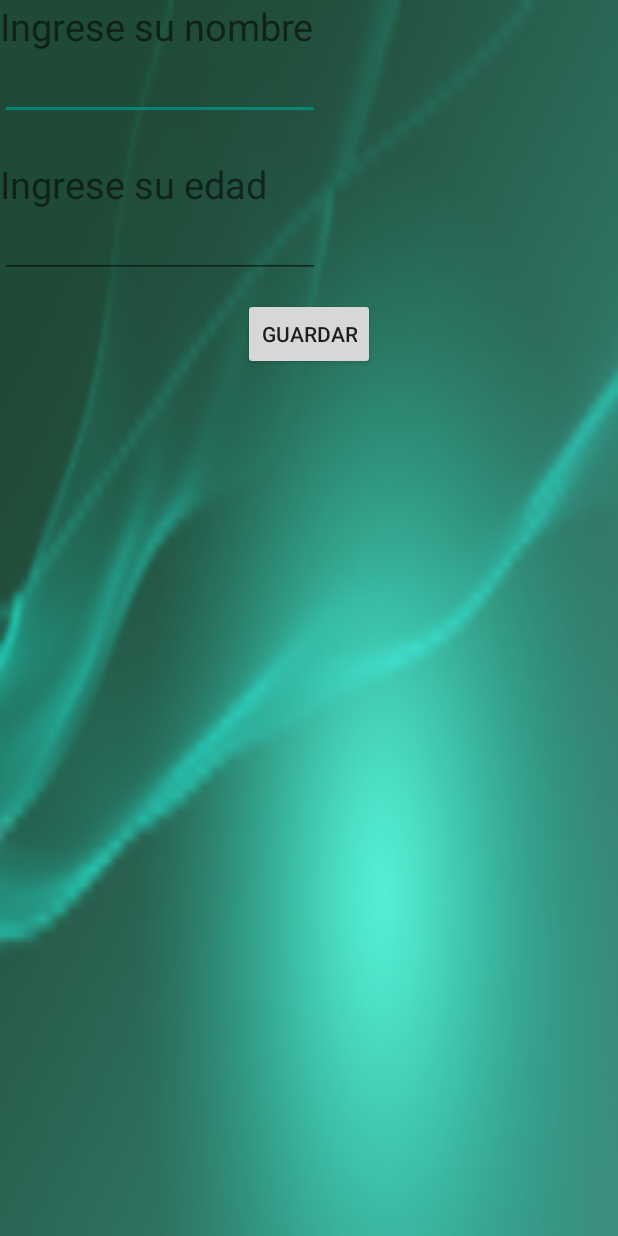
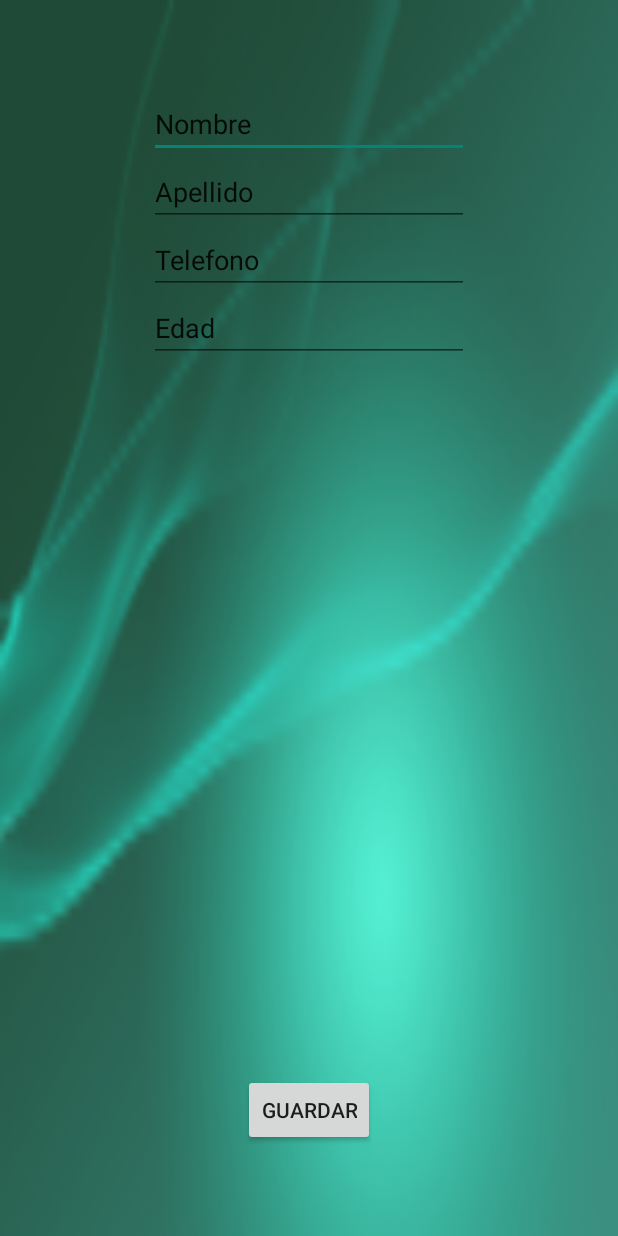
Before and after one commit to Mariani88/Lp4TP, an Android app: the DatosUsuarioActivity screen opened directly, with no data from a screen before it, on a phone screen of 412 x 824 dp. Run offline under Robolectric (Android 15) with nearby library versions, the phone set to English and light mode, and no system bars.

Commit message:
Registro de usuario XML
Se agregaron nuevos campos para integrar con BD

```diff
--- a/BotonDePanico/app/src/main/res/layout/activity_registro_datos_usuario.xml
+++ b/BotonDePanico/app/src/main/res/layout/activity_registro_datos_usuario.xml
@@ -8,29 +8,40 @@
     android:background="@drawable/fondo">
 
 
-    <TextView
+    <EditText
+
         android:layout_width="wrap_content"
         android:layout_height="wrap_content"
-        android:text="@string/Ingrese_su_nombre"
-        android:textSize="25dp"
-        android:id="@+id/IngresarNombreLabel" />
+        android:inputType="textPersonName"
+        android:ems="10"
+        android:id="@+id/user_data_nombre"
+        android:text="Nombre"
+        android:layout_centerHorizontal="true"
+        android:layout_marginTop="60dp"/>
 
     <EditText
         android:layout_width="wrap_content"
         android:layout_height="wrap_content"
         android:inputType="textPersonName"
         android:ems="10"
-        android:id="@+id/user_data_nombre"
-        android:layout_below="@+id/IngresarNombreLabel" />
+        android:id="@+id/user_data_apellido"
+        android:layout_below="@+id/user_data_nombre"
+        android:layout_alignRight="@+id/user_data_nombre"
+        android:layout_alignEnd="@+id/user_data_nombre"
+        android:text="Apellido"
+        android:layout_centerHorizontal="true"/>
 
-    <TextView
+    <EditText
         android:layout_width="wrap_content"
         android:layout_height="wrap_content"
-        android:text="@string/Ingrese_su_edad"
-        android:textSize="25dp"
-        android:id="@+id/edadLabel"
-        android:layout_below="@+id/user_data_nombre"
-        android:layout_marginTop="25dp"/>
+        android:inputType="number"
+        android:ems="10"
+        android:id="@+id/user_data_telefono"
+        android:layout_below="@+id/user_data_apellido"
+        android:layout_alignRight="@+id/user_data_apellido"
+        android:layout_alignEnd="@+id/user_data_apellido"
+        android:text="Telefono"
+        android:layout_centerHorizontal="true"/>
 
     <EditText
         android:layout_width="wrap_content"
@@ -38,7 +49,12 @@
         android:inputType="number"
         android:ems="10"
         android:id="@+id/user_data_edad"
-        android:layout_below="@+id/edadLabel"/>
+        android:layout_below="@+id/user_data_telefono"
+        android:layout_alignRight="@+id/user_data_telefono"
+        android:layout_alignEnd="@+id/user_data_telefono"
+        android:text="Edad"
+        android:layout_centerHorizontal="true"/>
+    />
 
 
     <Button
@@ -47,7 +63,8 @@
         android:text="Guardar"
         android:id="@+id/btn_save_data_user"
         android:onClick="onClickGuardar"
-        android:layout_below="@+id/user_data_edad"
-        android:layout_centerHorizontal="true"
-        android:layout_marginTop="13dp" />
+        android:layout_marginBottom="60dp"
+        android:layout_alignParentBottom="true"
+        android:layout_centerHorizontal="true" />
+
 </RelativeLayout>
```
